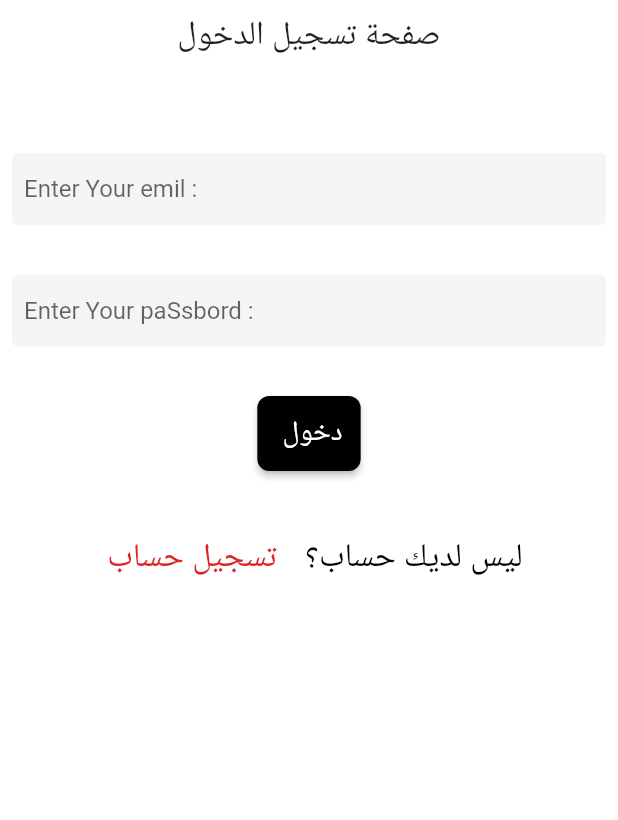
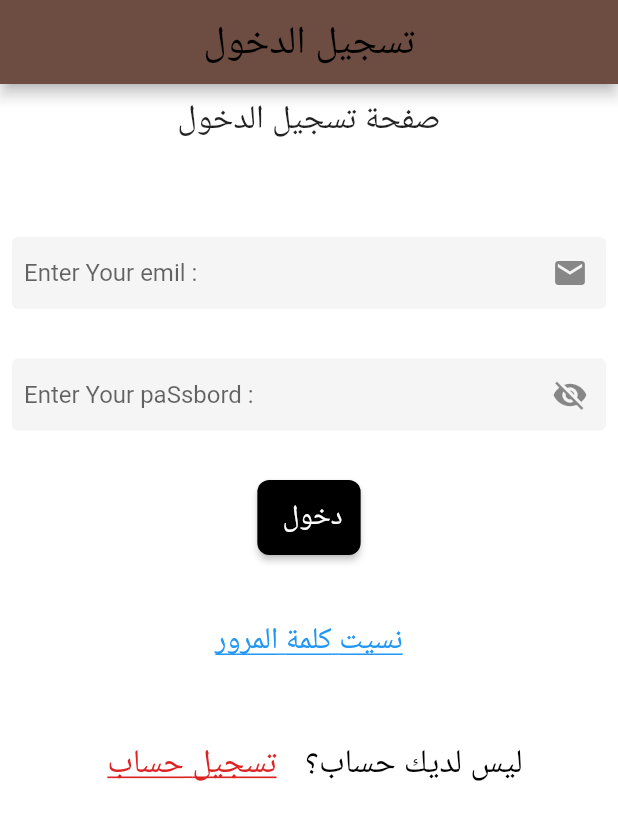
Before and after one commit to fahad3068088/flutter_application_17, a Flutter app: the screen it shows after launch, on a phone screen of 412 x 824 dp. Shown: the top 820 px of the screen. Run offline on Flutter 3.47's test engine with Material 2 defaults, Android fonts, the phone set to English and light mode, and no system bars; our stand-ins replace firebase_auth, firebase_core; accounts and stored records are empty.

Commit message:
التحقق من الايميل وتغيير كلمة المرور

```diff
--- a/lib/const/conss.dart
+++ b/lib/const/conss.dart
@@ -11,5 +11,5 @@ const aaa = InputDecoration(
   ),
   // fillColor: Colors.red,
   filled: true,
-  contentPadding: const EdgeInsets.all(8),
+  contentPadding:  EdgeInsets.all(8),
 );
--- a/lib/main.dart
+++ b/lib/main.dart
@@ -9,6 +9,7 @@ import 'package:provider/provider.dart';
 import 'package:firebase_auth/firebase_auth.dart';
 import 'Providers/card.dart';
 import 'fahad/fahad.dart';
+import 'sheet/VerifyEmailPage.dart';
 import 'sheet/scinUP.dart';
 
 Future<void> main() async {
@@ -27,18 +28,25 @@ class MyApp extends StatelessWidget {
         return Cart();
       },
       child: MaterialApp(
-        home: StreamBuilder(
-           stream: FirebaseAuth.instance.authStateChanges(),
-          builder:(context, snapshot) {
+          home: StreamBuilder(
+              stream: FirebaseAuth.instance.authStateChanges(),
+              builder: (context, snapshot) {
+                if (snapshot.connectionState == ConnectionState.waiting) {
+                  return const Center(
+                      child: CircularProgressIndicator(
+                    color: Colors.white,
+                  ));
+                } else if (snapshot.hasError) {
+                  return showSnackBar(context, "Something went wrong");
+                }
+                if (snapshot.hasData) {
+                  return VerifyEmailPage();
 
-         if(snapshot.hasData){
-           return const Home();
-         }else{
-          return const loggn();
-         }
-          }
-          )
-      ),
+
+                } else {
+                  return const loggn();
+                }
+              })),
     );
   }
 }
--- a/lib/sheet/logn.dart
+++ b/lib/sheet/logn.dart
@@ -5,9 +5,9 @@ import 'package:flutter/material.dart';
 import 'package:flutter_application_16/sheet/home.dart';
 import 'package:flutter_application_16/sheet/scinUP.dart';
 
-
 import '../const/conss.dart';
 import 'error.dart';
+import 'resetpassword.dart';
 
 // ignore: camel_case_types
 class loggn extends StatefulWidget {
@@ -21,12 +21,17 @@ class _loggnState extends State<loggn> {
   final myController = TextEditingController();
 
   final byController = TextEditingController();
+  bool vbn = true;
+  rre() async {
+    showDialog(
+        context: context,
+        builder: (context) {
+          return Center(
+              child: CircularProgressIndicator(
+            color: Colors.black,
+          ));
+        });
 
-
-
-
-
-  rre() async {
     try {
       final credential = await FirebaseAuth.instance.signInWithEmailAndPassword(
           email: myController.text, password: byController.text);
@@ -39,9 +44,11 @@ class _loggnState extends State<loggn> {
       } else {
         showSnackBar(context, "يبدو انه لايوجد نت ارجو المحاولة في وقت اخر");
       }
-      showSnackBar(context, e.toString());
     }
+    if (!context.mounted) return;
+    Navigator.pop(context);
   }
+
   void dispose() {
     // TODO: implement dispose
     myController.dispose();
@@ -52,11 +59,19 @@ class _loggnState extends State<loggn> {
   @override
   Widget build(BuildContext context) {
     return Scaffold(
+      appBar: AppBar(
+        backgroundColor: Colors.brown[600],
+        title: Center(child: Text("تسجيل الدخول",
+        style: TextStyle(fontSize: 26,color: Colors.black),)),
+      ),
       backgroundColor: Colors.white,
       body: Padding(
         padding: const EdgeInsets.all(8.0),
         // ignore: prefer_const_literals_to_create_immutables
-        child: Column(children: [
+        child: SingleChildScrollView(
+          child: Column(
+
+            children: [
             Text(
               "صفحة تسجيل الدخول",
               style: TextStyle(fontSize: 22),
@@ -68,7 +83,10 @@ class _loggnState extends State<loggn> {
               controller: myController,
               keyboardType: TextInputType.emailAddress,
               obscureText: false,
-            decoration: aaa.copyWith(hintText: "Enter Your emil : "),
+              decoration: aaa.copyWith(
+                hintText: "Enter Your emil : ",
+                suffixIcon: Icon(Icons.email),
+              ),
             ),
             const SizedBox(
               height: 33,
@@ -76,8 +94,18 @@ class _loggnState extends State<loggn> {
             TextField(
               controller: byController,
               keyboardType: TextInputType.emailAddress,
-            obscureText: false,
-            decoration: aaa.copyWith(hintText: "Enter Your paSsbord : "),
+              obscureText: vbn ? true : false,
+              decoration: aaa.copyWith(
+                hintText: "Enter Your paSsbord : ",
+                suffixIcon: IconButton(
+                  onPressed: () {
+                    setState(() {
+                      vbn = !vbn;
+                    });
+                  },
+                  icon: vbn ? Icon(Icons.visibility_off) : Icon(Icons.visibility),
+                ),
+              ),
             ),
             const SizedBox(
               height: 33,
@@ -101,6 +129,19 @@ class _loggnState extends State<loggn> {
              const SizedBox(
               height: 33,
             ),
+            TextButton(
+              onPressed:(){
+                 Navigator.push(
+                          context,
+                          MaterialPageRoute(builder: (context) =>  resetpassword()),
+                        );
+              } ,
+              child: Text("نسيت كلمة المرور" ,style:
+              TextStyle(fontSize: 20,decoration: TextDecoration.underline))),
+
+            const SizedBox(
+              height: 33,
+            ),
             Row(
               mainAxisAlignment: MainAxisAlignment.center,
               children: [
@@ -113,7 +154,7 @@ class _loggnState extends State<loggn> {
                   },
                   child: Text('تسجيل حساب ',
                       style: TextStyle(
-                        color: Color.fromARGB(255, 220, 36, 36), fontSize: 22)),
+                          color: Color.fromARGB(255, 220, 36, 36), fontSize: 22,decoration: TextDecoration.underline)),
                 ),
                 Text(' ليس لديك حساب؟',
                     style: TextStyle(color: Colors.black, fontSize: 22)),
@@ -121,6 +162,7 @@ class _loggnState extends State<loggn> {
             )
           ]),
         ),
+      ),
     );
   }
 }
```
Also changed, not shown: lib/sheet/VerifyEmailPage.dart (added, +142 -0 lines), lib/sheet/resetpassword.dart (added, +123 -0 lines), lib/sheet/scinUP.dart (+7 -2 lines), 1 other file. Lines whose indentation alone changed are shown as unchanged.
